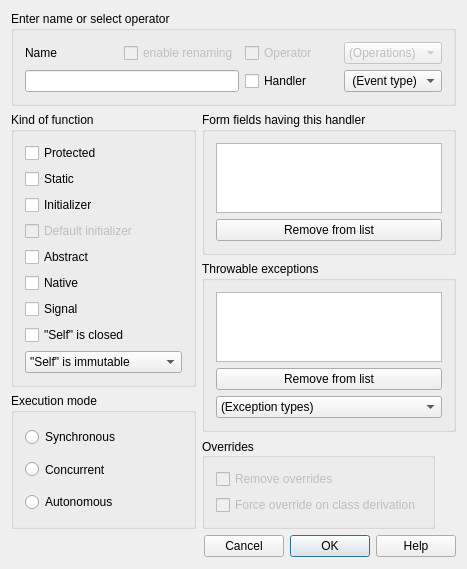
Before: the Qt Designer form lavape/src/LavaPE_UI/idd_funcbox.ui in berkus/lavape, drawn with Qt 5.
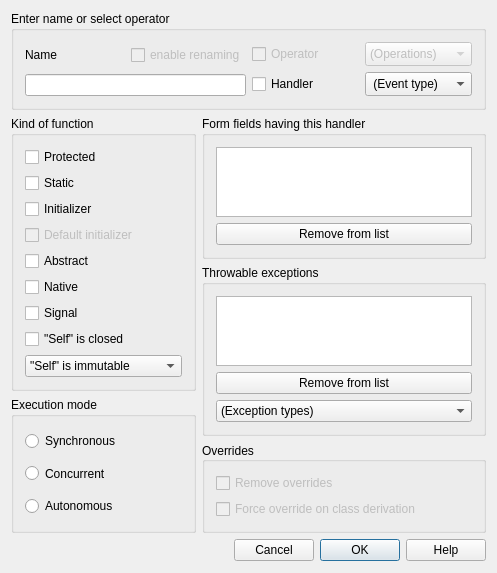
After: the same form once the commit is applied.

Commit message: dialog layouts fixed

```diff
--- a/lavape/src/LavaPE_UI/idd_funcbox.ui
+++ b/lavape/src/LavaPE_UI/idd_funcbox.ui
@@ -7,7 +7,7 @@
     <x>0</x>
     <y>0</y>
     <width>467</width>
-    <height>511</height>
+    <height>513</height>
    </rect>
   </property>
   <property name="sizePolicy">
@@ -19,7 +19,10 @@
   <property name="windowTitle">
    <string>Function</string>
   </property>
-  <layout class="QGridLayout" name="gridLayout_2">
+  <layout class="QGridLayout" name="gridLayout_4">
+   <property name="sizeConstraint">
+    <enum>QLayout::SetFixedSize</enum>
+   </property>
    <item row="0" column="0" colspan="2">
     <widget class="QGroupBox" name="GroupBox_IDC_STATIC21">
      <property name="sizePolicy">
@@ -34,7 +37,9 @@
      <property name="title">
       <string>Enter name or select operator</string>
      </property>
-     <layout class="QGridLayout" name="gridLayout_3">
+     <layout class="QHBoxLayout" name="horizontalLayout_2">
+      <item>
+       <layout class="QGridLayout" name="gridLayout_2">
       <item row="0" column="0">
        <widget class="QLabel" name="Label_IDC_STATIC46">
         <property name="focusPolicy">
@@ -67,43 +72,6 @@
         </property>
        </widget>
       </item>
-      <item row="0" column="2">
-       <widget class="QCheckBox" name="CHECKOp">
-        <property name="enabled">
-         <bool>false</bool>
-        </property>
-        <property name="sizePolicy">
-         <sizepolicy hsizetype="Preferred" vsizetype="Preferred">
-          <horstretch>0</horstretch>
-          <verstretch>0</verstretch>
-         </sizepolicy>
-        </property>
-        <property name="focusPolicy">
-         <enum>Qt::StrongFocus</enum>
-        </property>
-        <property name="text">
-         <string>Operator</string>
-        </property>
-       </widget>
-      </item>
-      <item row="0" column="3">
-       <widget class="QComboBox" name="CMBOperator">
-        <property name="enabled">
-         <bool>false</bool>
-        </property>
-        <property name="sizePolicy">
-         <sizepolicy hsizetype="Preferred" vsizetype="Fixed">
-          <horstretch>0</horstretch>
-          <verstretch>0</verstretch>
-         </sizepolicy>
-        </property>
-        <item>
-         <property name="text">
-          <string>(Operations)</string>
-         </property>
-        </item>
-       </widget>
-      </item>
       <item row="1" column="0" colspan="2">
        <widget class="QLineEdit" name="NewName">
         <property name="sizePolicy">
@@ -126,7 +94,51 @@
         </property>
        </widget>
       </item>
-      <item row="1" column="2">
+       </layout>
+      </item>
+      <item>
+       <layout class="QGridLayout" name="gridLayout_3">
+        <item row="0" column="0">
+         <widget class="QCheckBox" name="CHECKOp">
+          <property name="enabled">
+           <bool>false</bool>
+          </property>
+          <property name="sizePolicy">
+           <sizepolicy hsizetype="Preferred" vsizetype="Preferred">
+            <horstretch>0</horstretch>
+            <verstretch>0</verstretch>
+           </sizepolicy>
+          </property>
+          <property name="focusPolicy">
+           <enum>Qt::StrongFocus</enum>
+          </property>
+          <property name="text">
+           <string>Operator</string>
+          </property>
+         </widget>
+        </item>
+        <item row="0" column="1">
+         <widget class="QComboBox" name="CMBOperator">
+          <property name="enabled">
+           <bool>false</bool>
+          </property>
+          <property name="sizePolicy">
+           <sizepolicy hsizetype="Preferred" vsizetype="Fixed">
+            <horstretch>0</horstretch>
+            <verstretch>0</verstretch>
+           </sizepolicy>
+          </property>
+          <property name="sizeAdjustPolicy">
+           <enum>QComboBox::AdjustToMinimumContentsLengthWithIcon</enum>
+          </property>
+          <item>
+           <property name="text">
+            <string>(Operations)</string>
+           </property>
+          </item>
+         </widget>
+        </item>
+        <item row="1" column="0">
        <widget class="QCheckBox" name="CHECKHandler">
         <property name="sizePolicy">
          <sizepolicy hsizetype="Preferred" vsizetype="Preferred">
@@ -139,7 +151,7 @@
         </property>
        </widget>
       </item>
-      <item row="1" column="3">
+        <item row="1" column="1">
        <widget class="QComboBox" name="EventType">
         <property name="sizePolicy">
          <sizepolicy hsizetype="Preferred" vsizetype="Fixed">
@@ -147,6 +159,9 @@
           <verstretch>0</verstretch>
          </sizepolicy>
         </property>
+          <property name="sizeAdjustPolicy">
+           <enum>QComboBox::AdjustToMinimumContentsLengthWithIcon</enum>
+          </property>
         <item>
          <property name="text">
           <string> (Event type)</string>
@@ -155,6 +170,8 @@
        </widget>
       </item>
      </layout>
+      </item>
+     </layout>
     </widget>
    </item>
    <item row="1" column="0">
@@ -335,7 +352,7 @@
         <item>
          <widget class="QComboBox" name="SelfCategory">
           <property name="sizePolicy">
-           <sizepolicy hsizetype="Expanding" vsizetype="Fixed">
+           <sizepolicy hsizetype="Preferred" vsizetype="Fixed">
             <horstretch>0</horstretch>
             <verstretch>0</verstretch>
            </sizepolicy>
@@ -343,6 +360,9 @@
           <property name="currentIndex">
            <number>0</number>
           </property>
+          <property name="sizeAdjustPolicy">
+           <enum>QComboBox::AdjustToContents</enum>
+          </property>
           <item>
            <property name="text">
             <string>&quot;Self&quot; is immutable</string>
@@ -551,7 +571,7 @@
            </sizepolicy>
           </property>
           <property name="sizeAdjustPolicy">
-           <enum>QComboBox::AdjustToContents</enum>
+           <enum>QComboBox::AdjustToMinimumContentsLength</enum>
           </property>
           <item>
            <property name="text">
@@ -566,7 +586,7 @@
      <item>
       <widget class="QGroupBox" name="GroupBox_IDC_STATIC25">
        <property name="sizePolicy">
-        <sizepolicy hsizetype="Fixed" vsizetype="Fixed">
+        <sizepolicy hsizetype="Preferred" vsizetype="Fixed">
          <horstretch>0</horstretch>
          <verstretch>0</verstretch>
         </sizepolicy>
```
Lines whose indentation alone changed are shown as unchanged. The commit also changes 28 other files.
